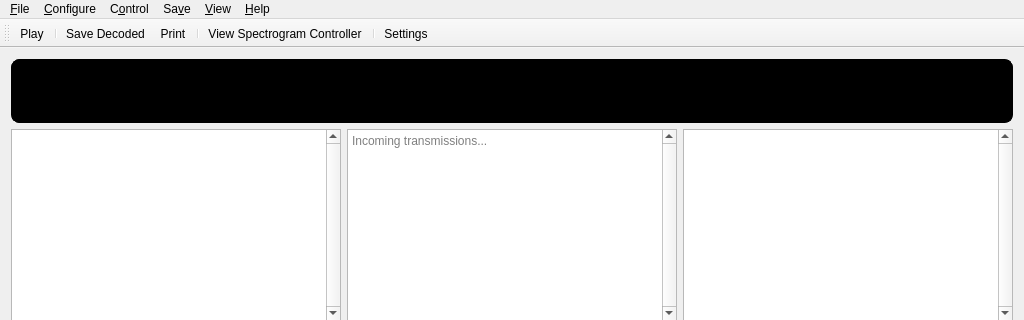
Qt form src/ui/mainwindow.ui (GekkoFyre/small-world-deluxe) before a commit; both pictures show x 0 to 1024 and y 0 to 320 of the 1024 by 768 pixel window.
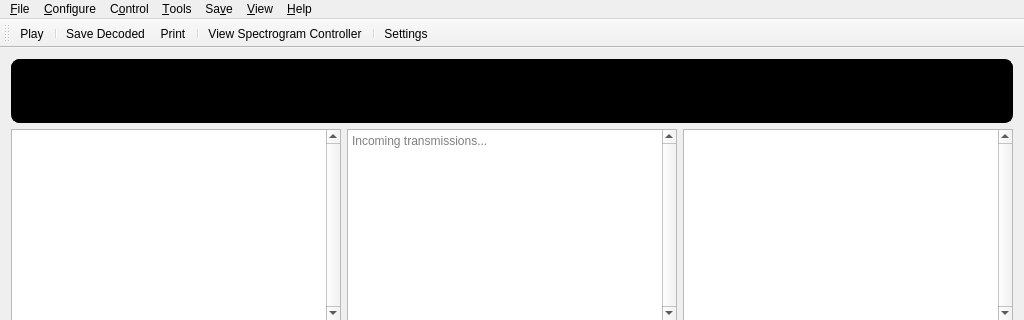
The same form after that commit. The open tabs and pages were chosen to show the change.

Diff of the .ui file:
```diff
--- a/src/ui/mainwindow.ui
+++ b/src/ui/mainwindow.ui
@@ -1660,9 +1660,16 @@
     <addaction name="separator"/>
     <addaction name="menuSave_Spectrograph_as_Bitmap"/>
    </widget>
+   <widget class="QMenu" name="menu_Tools">
+    <property name="title">
+     <string>&amp;Tools</string>
+    </property>
+    <addaction name="action_Battery_Calculator"/>
+   </widget>
    <addaction name="menu_File"/>
    <addaction name="menu_Configure"/>
    <addaction name="menuC_ontrol"/>
+   <addaction name="menu_Tools"/>
    <addaction name="menuSa_ve"/>
    <addaction name="menu_View"/>
    <addaction name="menu_Help"/>
```
Left out of the diff: 13 changed lines with no effect on the pictures.
